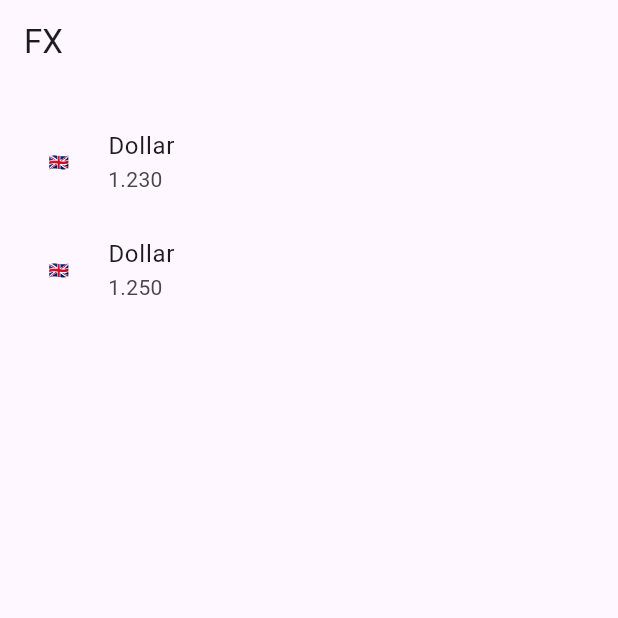
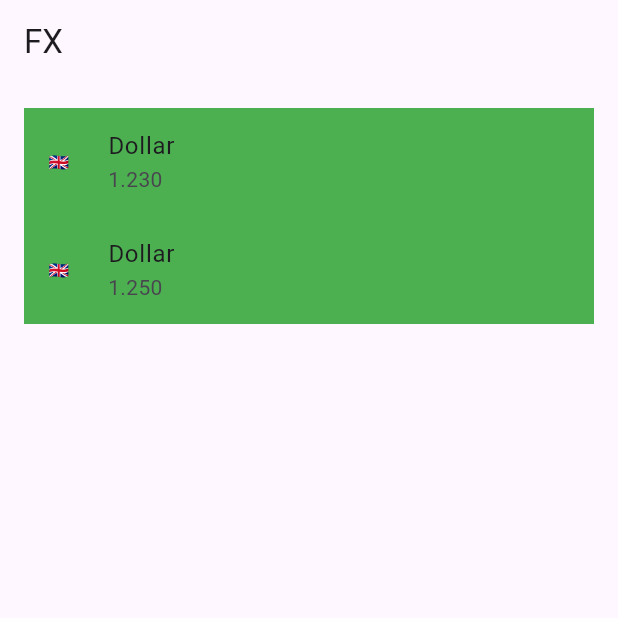
Before and after one commit to nribak/flutter-learn, a Flutter app: the screen it shows after launch, on a phone screen of 412 x 824 dp, the top half of it. Run offline on Flutter 3.47's test engine with Material 3 defaults, Android fonts, the phone set to English and light mode, and no system bars; our stand-ins replace bloc, flutter_bloc.

Commit message:
live-bloc is done!

```diff
--- a/lib/application/logic/live_bloc.dart
+++ b/lib/application/logic/live_bloc.dart
@@ -15,17 +15,18 @@ class LiveBloc extends Bloc<LiveBlocEvent, LiveBlocState> {
   LiveBloc(): super(LiveBlocState(currencies: [], isLoading: false));
 
   void _init() {
-    on<LiveBlocEvent>((event, emit) {
+    on<LiveBlocEvent>((event, emit) async {
       // get the data from api/storage/static
+      emit(LiveBlocState(currencies: state.currencies, isLoading: true));
+
+      await Future.delayed(Duration(seconds: 1));
+      // Future.delayed(Duration(seconds: 2)).then((res) {
+      //
+      // });
       final list = Currency.dummyCurrencies;
       emit(LiveBlocState(currencies: list, isLoading: false));
     });
   }
 
-  factory LiveBloc.newInstance() {
-    return LiveBloc().._init();
-    // final bloc = LiveBloc();
-    // bloc._init();
-    // return bloc;
-  }
+  factory LiveBloc.newInstance() => LiveBloc().._init();
 }
--- /dev/null
+++ b/lib/application/widgets/app.dart
@@ -0,0 +1,16 @@
+import 'package:currencies/application/logic/live_bloc.dart';
+import 'package:currencies/application/widgets/live_fx_screen.dart';
+import 'package:flutter/material.dart';
+import 'package:flutter_bloc/flutter_bloc.dart';
+
+class App extends StatelessWidget {
+  const App({super.key});
+
+  @override
+  Widget build(BuildContext context) {
+    return BlocProvider(
+      create: (context) => LiveBloc.newInstance()..add(LiveBlocEvent()),
+      child: LiveFXScreen(),
+    );
+  }
+}
--- a/lib/application/widgets/fx_item.dart
+++ b/lib/application/widgets/fx_item.dart
@@ -1,4 +1,5 @@
 import 'package:currencies/domain/currency.dart';
+import 'package:currencies/utils/extensions.dart';
 import 'package:flutter/material.dart';
 
 class FXItem extends StatelessWidget {
@@ -9,9 +10,9 @@ class FXItem extends StatelessWidget {
   @override
   Widget build(BuildContext context) {
     return ListTile(
-      title: Text(currency.name),
-      subtitle: Text(currency.exchange.toStringAsFixed(3)),
-      leading: Text(currency.flag)
-    );
+        title: Text(currency.name),
+        subtitle: Text(currency.exchange.toStringAsFixed(3)),
+        leading: Text(currency.flag)
+    ).withColor(Colors.green);
   }
 }
--- a/lib/application/widgets/live_fx_screen.dart
+++ b/lib/application/widgets/live_fx_screen.dart
@@ -1,24 +1,31 @@
 import 'package:currencies/application/logic/live_bloc.dart';
 import 'package:currencies/application/widgets/fx_item.dart';
-import 'package:currencies/domain/currency.dart';
 import 'package:flutter/material.dart';
+import 'package:flutter_bloc/flutter_bloc.dart';
 
 class LiveFXScreen extends StatelessWidget {
-  final bloc = LiveBloc.newInstance()..add(LiveBlocEvent());
   LiveFXScreen({super.key});
 
 
   @override
   Widget build(BuildContext context) {
-    final list = Currency.dummyCurrencies;
     return Scaffold(
       appBar: AppBar(title: Text("FX")),
       body: Padding(
         padding: EdgeInsets.all(16),
-        child: ListView.builder(
-          itemCount: list.length,
-          itemBuilder: (context, index) => FXItem(currency: list[index])
-        )
+        child: BlocBuilder<LiveBloc, LiveBlocState>(
+          builder: (context, snapshot) {
+            return snapshot.isLoading ?
+                Center(
+                  child: CircularProgressIndicator(),
+                ) :
+            ListView.builder(
+              itemCount: snapshot.currencies.length,
+              itemBuilder: (context, index) =>
+                  FXItem(currency: snapshot.currencies[index]),
+            );
+          },
+        ),
       )
     );
   }
--- a/lib/main.dart
+++ b/lib/main.dart
@@ -1,10 +1,10 @@
-import 'package:currencies/application/widgets/live_fx_screen.dart';
+import 'package:currencies/application/widgets/app.dart';
 import 'package:flutter/material.dart';
 
 void main() {
   runApp(
     MaterialApp(
-      home: LiveFXScreen(),
+      home: App(),
     )
   );
 }
```
Also changed, not shown: lib/utils/extensions.dart (added, +16 -0 lines).
